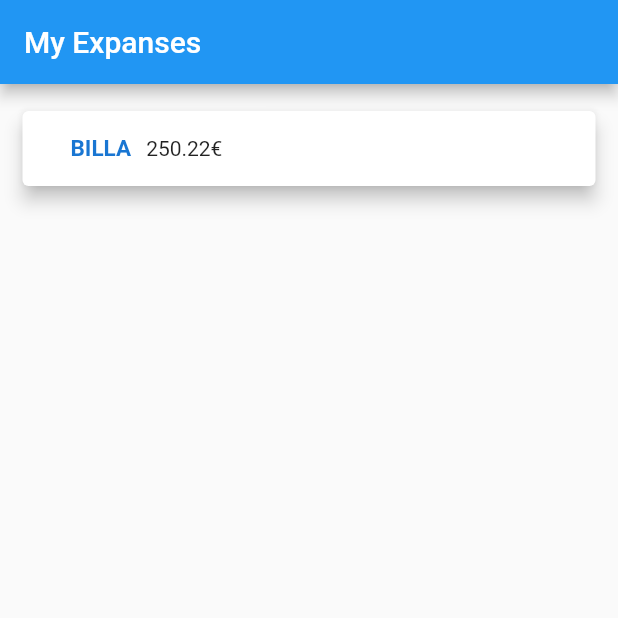
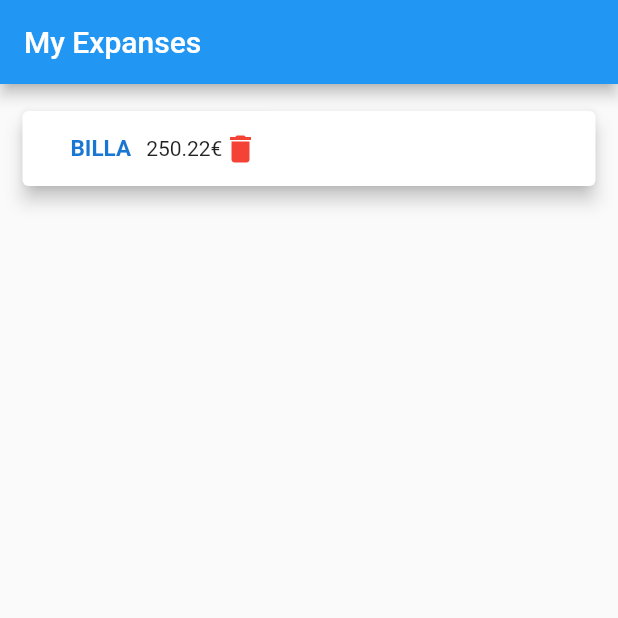
Before and after one commit to Maxwell929/my_expanses, a Flutter app: the screen it shows after launch, on a phone screen of 412 x 824 dp, the top half of it. Run offline on Flutter 3.47's test engine with Material 2 defaults, Android fonts, the phone set to English and light mode, and no system bars.

Commit message:
added delete icon to Card

```diff
--- a/lib/src/widgets/expanseList.dart
+++ b/lib/src/widgets/expanseList.dart
@@ -36,6 +36,12 @@ class ExpansesList extends StatelessWidget {
                     margin: EdgeInsets.only(left: 10),
                     child: Text('${expanses[index].amount}€'),
                   ),
+                  Container(
+                    child: Icon(
+                      Icons.delete,
+                      color: Colors.red,
+                    ),
+                  )
                 ]),
               ),
             );
```
